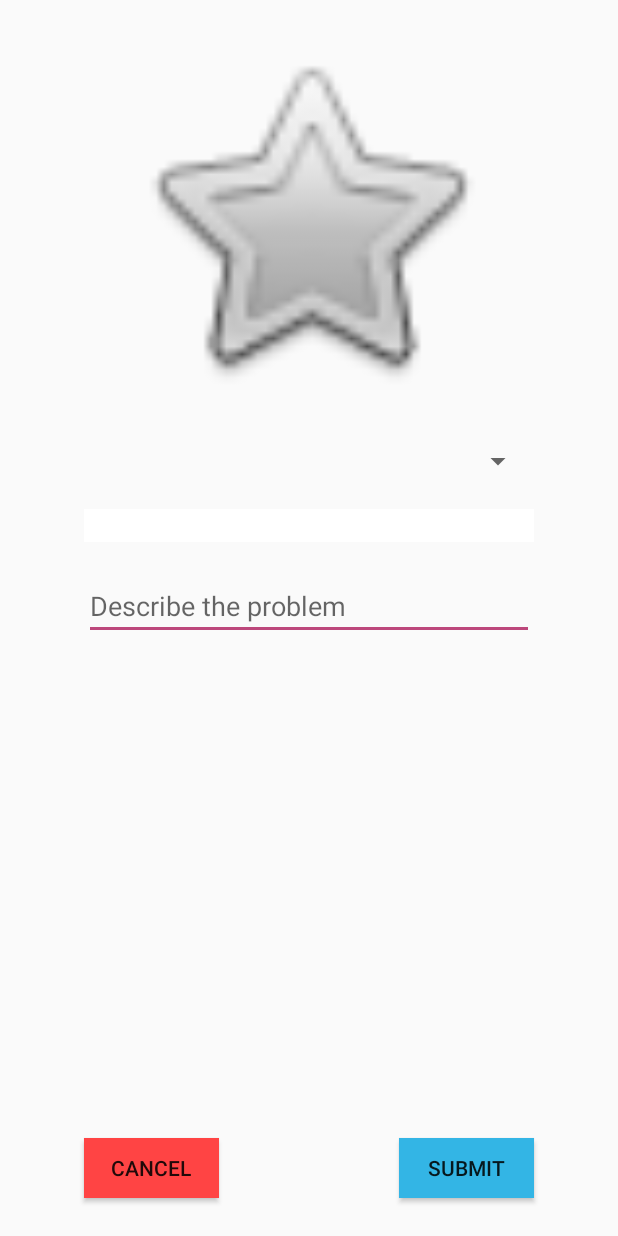
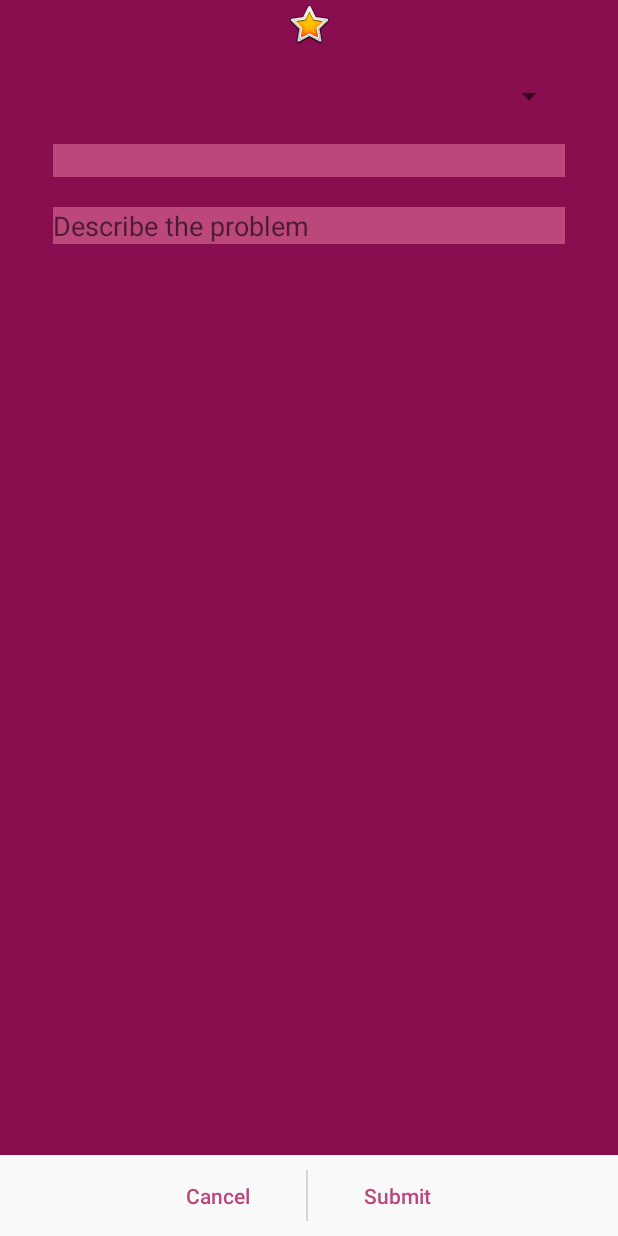
Before and after one commit to evillatoro/SnapFix, an Android app: the layout activity_no_picture.xml on its own in the app's theme, with its tools: preview values and no code run, on a phone screen of 412 x 824 dp. Run offline under Robolectric (Android 15) with nearby library versions, the phone set to English and light mode, and no system bars.

Commit message:
made changes to submit screen ui

```diff
--- a/app/src/main/res/layout-v21/app_toolbar.xml
+++ b/app/src/main/res/layout-v21/app_toolbar.xml
@@ -15,7 +15,7 @@
             android:id="@+id/toolBar"
             android:layout_width="match_parent"
             android:layout_height="?attr/actionBarSize"
-            android:background="@android:color/holo_red_dark"
+            android:background="?attr/colorPrimary"
             android:popupTheme="@style/AppTheme.PopupOverlay">
         </android.support.v7.widget.Toolbar>
     </android.support.design.widget.AppBarLayout>
--- a/app/src/main/res/layout/activity_no_picture.xml
+++ b/app/src/main/res/layout/activity_no_picture.xml
@@ -1,76 +1,101 @@
 <?xml version="1.0" encoding="utf-8"?>
-<RelativeLayout xmlns:android="http://schemas.android.com/apk/res/android"
+<LinearLayout xmlns:android="http://schemas.android.com/apk/res/android"
     xmlns:app="http://schemas.android.com/apk/res-auto"
     xmlns:tools="http://schemas.android.com/tools"
     android:layout_width="match_parent"
     android:layout_height="match_parent"
+    android:orientation="vertical"
+    android:weightSum="3"
     tools:context="edwinvillatoro.snapfix.NoPictureActivity">
+
+    <ScrollView
+        android:layout_width="match_parent"
+        android:layout_height="wrap_content"
+        android:background="@color/colorPrimary"
+        android:layout_weight="3">
+
+        <LinearLayout
+            android:layout_width="match_parent"
+            android:layout_height="wrap_content"
+            android:orientation="vertical"
+            android:gravity="center_horizontal">
 
             <ImageView
                 android:id="@+id/imageInActivity"
-        android:layout_width="250sp"
-        android:layout_height="250sp"
-        android:layout_marginTop="20sp"
-        app:srcCompat="@android:drawable/btn_star"
-        android:layout_below="@+id/activity_no_picture_toolbar_include"
+                android:layout_width="wrap_content"
+                android:layout_height="wrap_content"
+                app:srcCompat="@android:drawable/btn_star_big_on"
                 android:layout_centerHorizontal="true" />
 
             <Spinner
                 android:id="@+id/noPic_problemTypeBox"
-        android:layout_marginTop="25sp"
-        android:layout_width="300sp"
+                android:layout_width="match_parent"
                 android:layout_height="wrap_content"
-        android:layout_below="@+id/imageInActivity"
-        android:layout_alignLeft="@+id/noPic_locationBox"
-        android:layout_alignRight="@+id/noPic_locationBox" />
+                android:layout_marginLeft="35dp"
+                android:layout_marginRight="35dp"
+                android:layout_marginTop="20dp"/>
 
             <TextView
                 android:id="@+id/noPic_locationBox"
-        android:layout_width="300sp"
+                android:layout_width="match_parent"
                 android:layout_height="wrap_content"
-        android:layout_below="@+id/noPic_problemTypeBox"
-        android:layout_centerHorizontal="true"
-        android:layout_marginTop="20sp"
-        android:background="@android:color/background_light"
+                android:layout_marginLeft="35dp"
+                android:layout_marginRight="35dp"
+                android:layout_marginTop="20dp"
+                android:background="@color/colorAccent"
                 android:textColor="@android:color/black"
                 android:textSize="16sp" />
 
             <EditText
                 android:id="@+id/noPic_descriptionBox"
                 android:hint="Describe the problem"
+                android:layout_width="match_parent"
+                android:layout_height="wrap_content"
+                android:layout_marginLeft="35dp"
+                android:layout_marginRight="35dp"
+                android:layout_marginTop="20dp"
+                android:layout_marginBottom="20dp"
+                android:background="@color/colorAccent"
+                android:textSize="18sp"
+                android:maxLines="5"
+                android:gravity="top|start"
+                android:inputType="textMultiLine|text|textCapSentences|textAutoCorrect"
+                style="@style/Widget.AppCompat.EditText"/>
+        </LinearLayout>
+    </ScrollView>
+
+
+
+    <LinearLayout
+        android:layout_width="match_parent"
+        android:layout_height="wrap_content"
+        android:orientation="horizontal"
+        android:gravity="center_horizontal"
+        android:layout_weight="1"
+        style="?android:buttonBarStyle">
+        <Button
+            android:id="@+id/noPic_cancelButton"
+            android:text="@string/cancel_btn"
             android:layout_width="wrap_content"
             android:layout_height="wrap_content"
-        android:layout_marginTop="20sp"
-        android:ems="10"
-        android:maxLines="5"
-        android:gravity="top|left"
-        android:inputType="textMultiLine|text|textCapSentences|textAutoCorrect"
-        android:layout_below="@+id/noPic_locationBox"
-        android:layout_alignLeft="@+id/noPic_locationBox"
-        android:layout_alignStart="@+id/noPic_locationBox"
-        android:layout_alignRight="@+id/noPic_locationBox"
-        android:layout_alignEnd="@+id/noPic_locationBox"
-        style="@style/Widget.AppCompat.EditText"/>
+            android:textAllCaps="false"
+            style="?android:buttonBarButtonStyle"/>
+        <View
+            android:layout_width="1dp"
+            android:layout_height="match_parent"
+            android:layout_marginBottom="10dp"
+            android:layout_marginTop="10dp"
+            android:layout_marginLeft="25dp"
+            android:layout_marginRight="25dp"
+            android:background="@color/light_gray"/>
+        <Button
+            android:id="@+id/noPic_submitButton"
+            android:text="@string/submit_btn"
+            android:layout_width="wrap_content"
+            android:layout_height="wrap_content"
+            android:textAllCaps="false"
+            style="?android:buttonBarButtonStyle"/>
+    </LinearLayout>
 
 
-    <Button
-        android:id="@+id/noPic_submitButton"
-        android:text="Submit"
-        android:background="@android:color/holo_blue_light"
-        android:layout_width="90sp"
-        android:layout_height="40sp"
-        android:layout_alignRight="@+id/noPic_locationBox"
-        android:layout_alignParentBottom="true"
-        android:layout_marginBottom="25sp" />
-
-    <Button
-        android:id="@+id/noPic_cancelButton"
-        android:text="Cancel"
-        android:background="@android:color/holo_red_light"
-        android:layout_width="90sp"
-        android:layout_height="40sp"
-        android:layout_alignLeft="@+id/noPic_locationBox"
-        android:layout_alignParentBottom="true"
-        android:layout_marginBottom="25sp" />
-
-</RelativeLayout>
+</LinearLayout>
--- a/app/src/main/res/values/strings.xml
+++ b/app/src/main/res/values/strings.xml
@@ -12,6 +12,8 @@
     <string name="password_hint">Password</string>
     <string name="register_btn">Register</string>
     <string name="login_btn">Sign In</string>
+    <string name="submit_btn">Submit</string>
+    <string name="cancel_btn">Cancel</string>
     <string name="reset_email_success">"An email has been sent with instructions for resetting password."</string>
     <string name="reset_email_fail">"Failed to send reset email. Please try again."</string>
     <string name="require_email">Email address is required</string>
```
Lines whose indentation alone changed are shown as unchanged.
